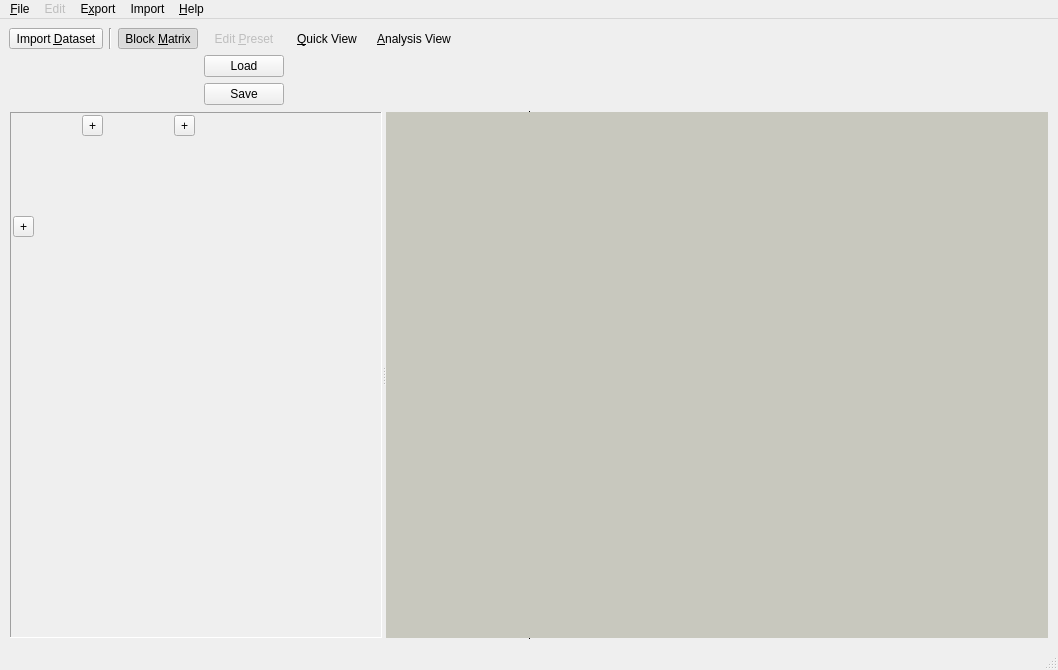
Before: the Qt Designer form shapeout2/gui/main.ui in ZELLMECHANIK-DRESDEN/ShapeOut2, drawn with Qt 5.
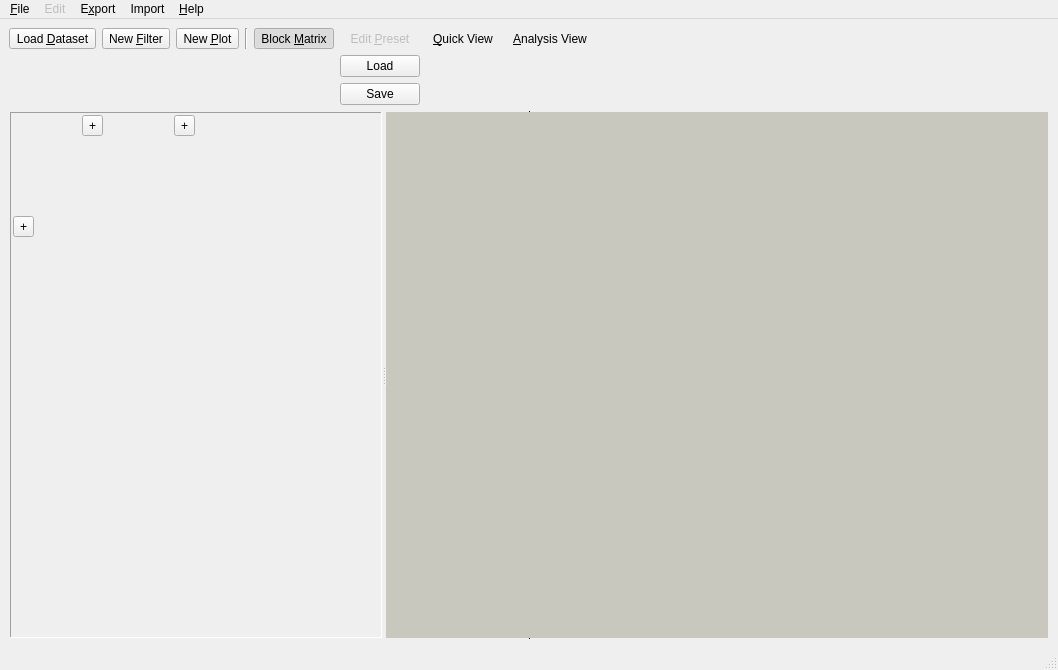
After: the same form once the commit is applied. Custom widgets are drawn as their Qt base class.

```diff
--- a/shapeout2/gui/main.ui
+++ b/shapeout2/gui/main.ui
@@ -20,13 +20,26 @@
       <property name="topMargin">
        <number>0</number>
       </property>
-      <item row="1" column="3">
+      <item row="1" column="5">
        <widget class="QPushButton" name="pushButton_preset_load">
         <property name="text">
          <string>Load</string>
         </property>
        </widget>
       </item>
+      <item row="0" column="7">
+       <widget class="QToolButton" name="toolButton_ana_view">
+        <property name="text">
+         <string>&amp;Analysis View</string>
+        </property>
+        <property name="checkable">
+         <bool>true</bool>
+        </property>
+        <property name="autoRaise">
+         <bool>true</bool>
+        </property>
+       </widget>
+      </item>
       <item row="0" column="0">
        <widget class="QToolButton" name="toolButton_import">
         <property name="sizePolicy">
@@ -36,11 +49,11 @@
          </sizepolicy>
         </property>
         <property name="text">
-         <string>Import &amp;Dataset</string>
+         <string>Load &amp;Dataset</string>
         </property>
        </widget>
       </item>
-      <item row="0" column="3">
+      <item row="0" column="5">
        <widget class="QToolButton" name="toolButton_preset">
         <property name="enabled">
          <bool>false</bool>
@@ -68,69 +81,14 @@
         </property>
        </widget>
       </item>
-      <item row="0" column="2">
-       <widget class="QToolButton" name="toolButton_dm">
-        <property name="text">
-         <string>Block &amp;Matrix</string>
-        </property>
-        <property name="checkable">
-         <bool>true</bool>
-        </property>
-        <property name="checked">
-         <bool>true</bool>
-        </property>
-        <property name="autoRaise">
-         <bool>true</bool>
-        </property>
-       </widget>
-      </item>
-      <item row="2" column="3">
+      <item row="2" column="5">
        <widget class="QPushButton" name="pushButton_preset_save">
         <property name="text">
          <string>Save</string>
         </property>
        </widget>
       </item>
-      <item row="0" column="1">
-       <widget class="Line" name="line">
-        <property name="orientation">
-         <enum>Qt::Vertical</enum>
-        </property>
-       </widget>
-      </item>
-      <item row="0" column="4">
-       <widget class="QToolButton" name="toolButton_quick_view">
-        <property name="sizePolicy">
-         <sizepolicy hsizetype="Preferred" vsizetype="Fixed">
-          <horstretch>0</horstretch>
-          <verstretch>0</verstretch>
-         </sizepolicy>
-        </property>
-        <property name="text">
-         <string>&amp;Quick View</string>
-        </property>
-        <property name="checkable">
-         <bool>true</bool>
-        </property>
-        <property name="autoRaise">
-         <bool>true</bool>
-        </property>
-       </widget>
-      </item>
-      <item row="0" column="5">
-       <widget class="QToolButton" name="toolButton_ana_view">
-        <property name="text">
-         <string>&amp;Analysis View</string>
-        </property>
-        <property name="checkable">
-         <bool>true</bool>
-        </property>
-        <property name="autoRaise">
-         <bool>true</bool>
-        </property>
-       </widget>
-      </item>
-      <item row="0" column="6">
+      <item row="0" column="8">
        <spacer name="horizontalSpacer">
         <property name="orientation">
          <enum>Qt::Horizontal</enum>
@@ -143,6 +101,62 @@
         </property>
        </spacer>
       </item>
+      <item row="0" column="3">
+       <widget class="Line" name="line">
+        <property name="orientation">
+         <enum>Qt::Vertical</enum>
+        </property>
+       </widget>
+      </item>
+      <item row="0" column="4">
+       <widget class="QToolButton" name="toolButton_dm">
+        <property name="text">
+         <string>Block &amp;Matrix</string>
+        </property>
+        <property name="checkable">
+         <bool>true</bool>
+        </property>
+        <property name="checked">
+         <bool>true</bool>
+        </property>
+        <property name="autoRaise">
+         <bool>true</bool>
+        </property>
+       </widget>
+      </item>
+      <item row="0" column="6">
+       <widget class="QToolButton" name="toolButton_quick_view">
+        <property name="sizePolicy">
+         <sizepolicy hsizetype="Preferred" vsizetype="Fixed">
+          <horstretch>0</horstretch>
+          <verstretch>0</verstretch>
+         </sizepolicy>
+        </property>
+        <property name="text">
+         <string>&amp;Quick View</string>
+        </property>
+        <property name="checkable">
+         <bool>true</bool>
+        </property>
+        <property name="autoRaise">
+         <bool>true</bool>
+        </property>
+       </widget>
+      </item>
+      <item row="0" column="1">
+       <widget class="QToolButton" name="toolButton_new_filter">
+        <property name="text">
+         <string>New &amp;Filter</string>
+        </property>
+       </widget>
+      </item>
+      <item row="0" column="2">
+       <widget class="QToolButton" name="toolButton_new_plot">
+        <property name="text">
+         <string>New &amp;Plot</string>
+        </property>
+       </widget>
+      </item>
      </layout>
     </item>
     <item>
@@ -307,7 +321,7 @@
              </widget>
             </item>
             <item row="0" column="1" alignment="Qt::AlignTop">
-             <widget class="QToolButton" name="toolButton_new_filter">
+             <widget class="QToolButton" name="toolButton_new_filter2">
               <property name="toolTip">
                <string>Add a new filter</string>
               </property>
@@ -317,7 +331,7 @@
              </widget>
             </item>
             <item row="0" column="3" alignment="Qt::AlignTop">
-             <widget class="QToolButton" name="toolButton_new_plot">
+             <widget class="QToolButton" name="toolButton_new_plot2">
               <property name="toolTip">
                <string>Add a new plot</string>
               </property>
```
Left out of the diff: 189 changed lines with no effect on the pictures.
